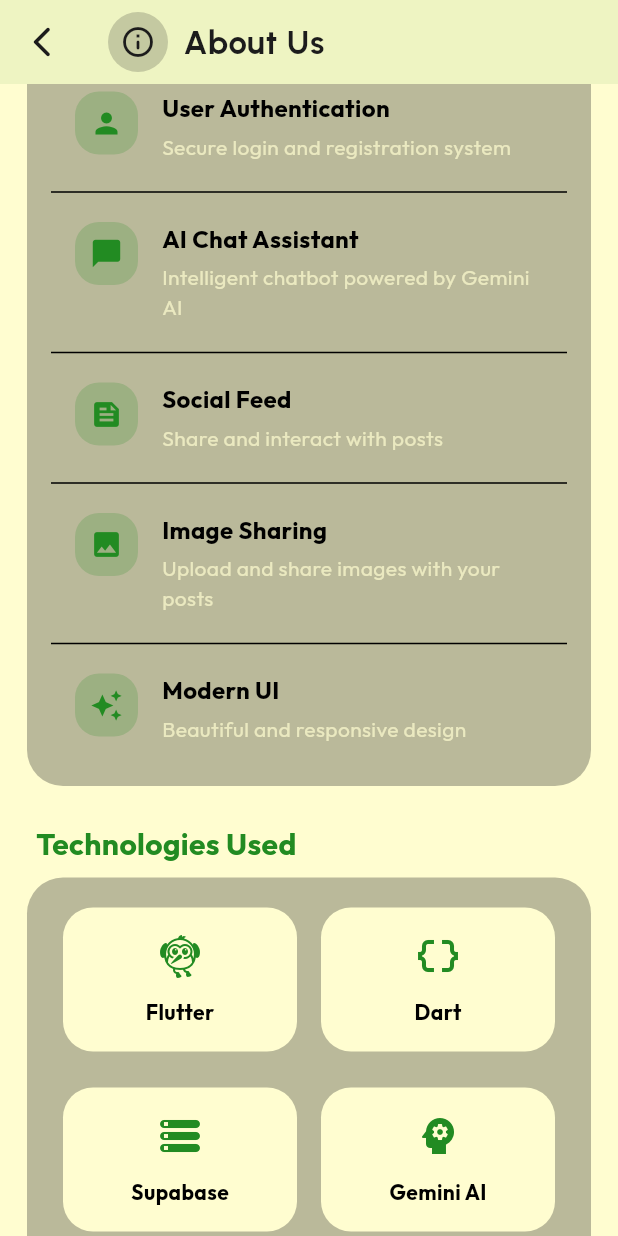
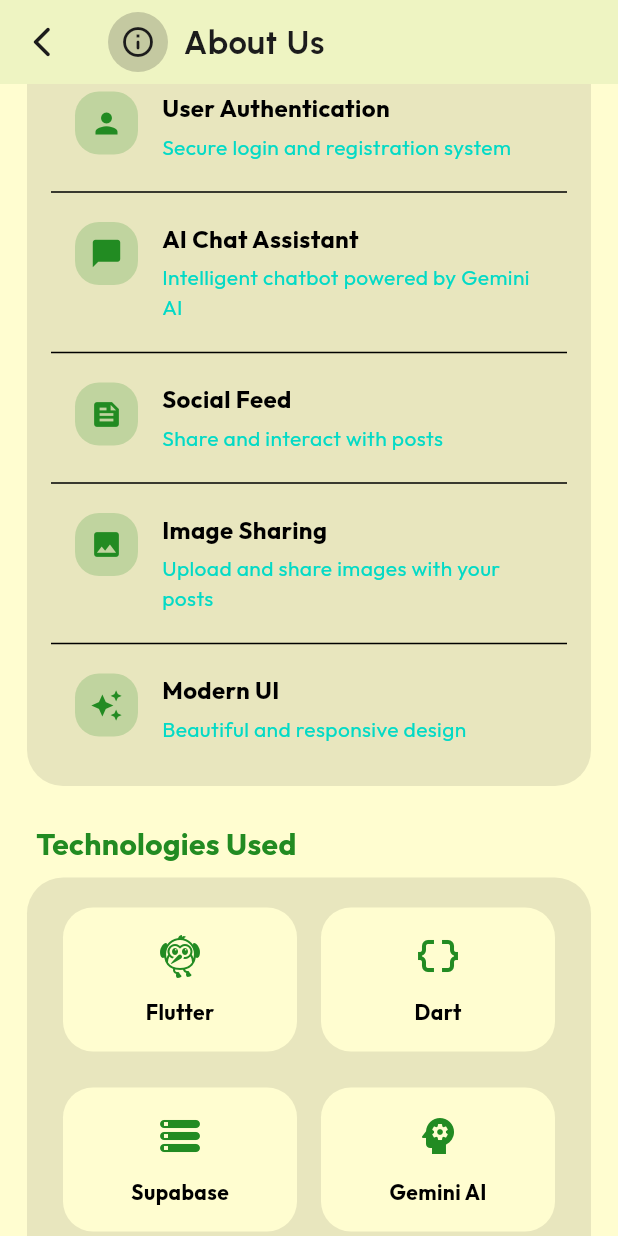
Before and after one commit to Mahad-Ghauri/KONEXEA, a Flutter app: the AboutPage screen opened directly, scrolled down 576 dp, on a phone screen of 412 x 824 dp. Run offline on Flutter 3.47's test engine with Material 3 defaults, Android fonts, the phone set to English and light mode, and no system bars; our stand-ins replace carousel_slider, cloud_firestore, curved_navigation_bar, firebase_core, fluttertoast, font_awesome_flutter and 5 more; missing offline and left inert: google_mlkit_translation; accounts and stored records are empty; network calls fail; project files that could hold a hidden picture were left out.

Commit message:
Refactor AboutPage and AboutComponents: Update color opacity and icon for improved visual consistency

```diff
--- a/lib/views/components/about_components.dart
+++ b/lib/views/components/about_components.dart
@@ -23,11 +23,11 @@
       width: double.infinity,
       margin: const EdgeInsets.symmetric(horizontal: 2.0),
       decoration: BoxDecoration(
-        color: Theme.of(context).colorScheme.tertiary.withOpacity(0.3),
+        color: Theme.of(context).colorScheme.tertiary.withOpacity(0.1),
         borderRadius: BorderRadius.circular(24),
         boxShadow: [
           BoxShadow(
-            color: Theme.of(context).colorScheme.surface.withOpacity(0.2),
+            color: Theme.of(context).colorScheme.surface.withOpacity(0.1),
             blurRadius: 10,
             spreadRadius: 0,
             offset: const Offset(0, 2),
@@ -75,10 +75,7 @@
                   description,
                   style: TextStyle(
                       fontSize: 14,
-                      color: Theme.of(context)
-                          .colorScheme
-                          .surface
-                          .withOpacity(0.7)),
+                      color: Theme.of(context).colorScheme.secondary),
                 ),
               ],
             ),
@@ -163,7 +160,7 @@
             ),
             Icon(
               Icons.arrow_forward_ios,
-              color: Theme.of(context).colorScheme.tertiary.withOpacity(0.4),
+              color: Theme.of(context).colorScheme.secondary,
               size: 16,
             ),
           ],
```
